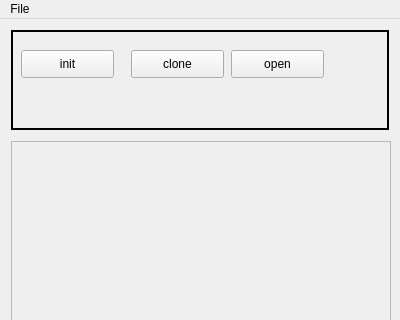
First picture: the form in ui/mainwindow.ui, repository hidog/HiGit, before the edit; both pictures show x 0 to 400 and y 0 to 320 of the 400 by 624 pixel window.
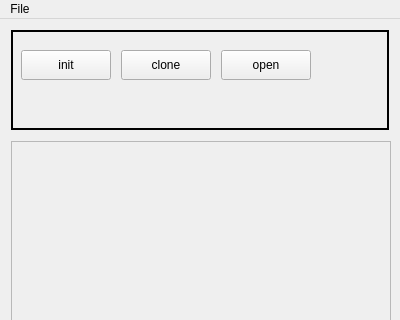
Second picture: the form after the edit.

Patch:
```diff
--- a/ui/mainwindow.ui
+++ b/ui/mainwindow.ui
@@ -45,8 +45,8 @@
           <rect>
            <x>10</x>
            <y>20</y>
-           <width>93</width>
-           <height>28</height>
+           <width>90</width>
+           <height>30</height>
           </rect>
          </property>
          <property name="text">
@@ -56,10 +56,10 @@
         <widget class="QPushButton" name="cloneButton">
          <property name="geometry">
           <rect>
-           <x>120</x>
+           <x>110</x>
            <y>20</y>
-           <width>93</width>
-           <height>28</height>
+           <width>90</width>
+           <height>30</height>
           </rect>
          </property>
          <property name="text">
@@ -69,10 +69,10 @@
         <widget class="QPushButton" name="openButton">
          <property name="geometry">
           <rect>
-           <x>220</x>
+           <x>210</x>
            <y>20</y>
-           <width>93</width>
-           <height>28</height>
+           <width>90</width>
+           <height>30</height>
           </rect>
          </property>
          <property name="text">
```
Left out of the diff: 4 changed lines with no effect on the pictures.
